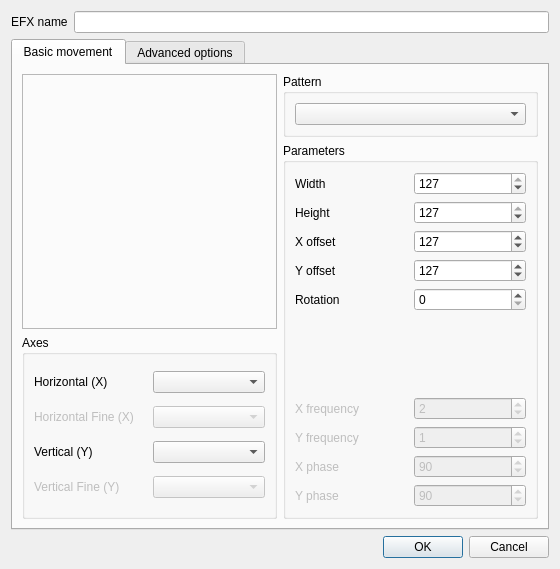
Before: the Qt Designer form branches/qt4/main/src/efxeditor.ui in Bondzio/qlc, drawn with Qt 5.
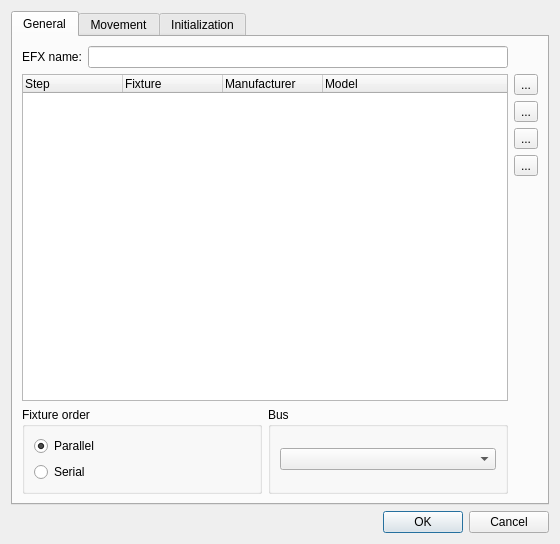
After: the same form once the commit is applied.

Commit message: * TODO: * main/Makefile.am: * main/src/app.cpp: * main/src/chaser.cpp: * main/src/chaser.h: * main/src/chasereditor.cpp: * main/src/chasereditor.ui: * main/src/collection.cpp: * main/src/collectioneditor.cpp: * main/src/doc.cpp: * main/src/doc.h: * main/src/efx.cpp: * main/src/efx.h: * main/src/efxeditor.cpp: * main/src/efxeditor.h: * main/src/efxeditor.ui: * main/src/efxfixture.cpp: * main/src/efxfixture.h: * main/src/function.cpp: * main/src/function.h: * main/src/functionmanager.cpp: * main/src/functionselection.cpp: * main/src/vcbuttonproperties.cpp: * main/src/vcsliderproperties.ui:

```diff
--- a/branches/qt4/main/src/efxeditor.ui
+++ b/branches/qt4/main/src/efxeditor.ui
@@ -6,31 +6,13 @@
     <x>0</x>
     <y>0</y>
     <width>560</width>
-    <height>569</height>
+    <height>544</height>
    </rect>
   </property>
   <property name="windowTitle" >
    <string>EFX Editor</string>
   </property>
   <layout class="QVBoxLayout" >
-   <item>
-    <layout class="QHBoxLayout" >
-     <item>
-      <widget class="QLabel" name="m_nameLabel" >
-       <property name="text" >
-        <string>EFX name</string>
-       </property>
-      </widget>
-     </item>
-     <item>
-      <widget class="QLineEdit" name="m_nameEdit" >
-       <property name="toolTip" >
-        <string>The name of the function being edited</string>
-       </property>
-      </widget>
-     </item>
-    </layout>
-   </item>
    <item>
     <widget class="QTabWidget" name="m_tab" >
      <property name="toolTip" >
@@ -39,21 +21,190 @@
      <property name="currentIndex" >
       <number>0</number>
      </property>
-     <widget class="QWidget" name="basic" >
+     <widget class="QWidget" name="General" >
       <property name="geometry" >
        <rect>
         <x>0</x>
         <y>0</y>
         <width>538</width>
-        <height>453</height>
+        <height>462</height>
        </rect>
       </property>
       <attribute name="title" >
-       <string>Basic movement</string>
+       <string>General</string>
       </attribute>
+      <layout class="QGridLayout" name="gridLayout_2" >
+       <item row="0" column="0" >
       <layout class="QHBoxLayout" >
        <item>
-        <layout class="QVBoxLayout" >
+          <widget class="QLabel" name="m_nameLabel" >
+           <property name="text" >
+            <string>EFX name:</string>
+           </property>
+          </widget>
+         </item>
+         <item>
+          <widget class="QLineEdit" name="m_nameEdit" >
+           <property name="toolTip" >
+            <string>The name of the function being edited</string>
+           </property>
+          </widget>
+         </item>
+        </layout>
+       </item>
+       <item row="1" column="0" >
+        <widget class="QTreeWidget" name="m_tree" >
+         <property name="alternatingRowColors" >
+          <bool>true</bool>
+         </property>
+         <property name="rootIsDecorated" >
+          <bool>false</bool>
+         </property>
+         <property name="itemsExpandable" >
+          <bool>false</bool>
+         </property>
+         <property name="allColumnsShowFocus" >
+          <bool>true</bool>
+         </property>
+         <property name="expandsOnDoubleClick" >
+          <bool>false</bool>
+         </property>
+         <column>
+          <property name="text" >
+           <string>Step</string>
+          </property>
+         </column>
+         <column>
+          <property name="text" >
+           <string>Fixture</string>
+          </property>
+         </column>
+         <column>
+          <property name="text" >
+           <string>Manufacturer</string>
+          </property>
+         </column>
+         <column>
+          <property name="text" >
+           <string>Model</string>
+          </property>
+         </column>
+        </widget>
+       </item>
+       <item row="1" column="1" >
+        <layout class="QVBoxLayout" name="verticalLayout" >
+         <item>
+          <widget class="QToolButton" name="m_addFixtureButton" >
+           <property name="text" >
+            <string>...</string>
+           </property>
+          </widget>
+         </item>
+         <item>
+          <widget class="QToolButton" name="m_removeFixtureButton" >
+           <property name="text" >
+            <string>...</string>
+           </property>
+          </widget>
+         </item>
+         <item>
+          <widget class="QToolButton" name="m_raiseFixtureButton" >
+           <property name="text" >
+            <string>...</string>
+           </property>
+          </widget>
+         </item>
+         <item>
+          <widget class="QToolButton" name="m_lowerFixtureButton" >
+           <property name="text" >
+            <string>...</string>
+           </property>
+          </widget>
+         </item>
+         <item>
+          <spacer name="verticalSpacer" >
+           <property name="orientation" >
+            <enum>Qt::Vertical</enum>
+           </property>
+           <property name="sizeHint" stdset="0" >
+            <size>
+             <width>20</width>
+             <height>68</height>
+            </size>
+           </property>
+          </spacer>
+         </item>
+        </layout>
+       </item>
+       <item row="2" column="0" >
+        <layout class="QHBoxLayout" name="horizontalLayout_4" >
+         <item>
+          <widget class="QGroupBox" name="m_orderGroup" >
+           <property name="title" >
+            <string>Fixture order</string>
+           </property>
+           <layout class="QVBoxLayout" name="verticalLayout_5" >
+            <item>
+             <widget class="QRadioButton" name="m_parallelRadio" >
+              <property name="toolTip" >
+               <string>All fixtures move in parallel</string>
+              </property>
+              <property name="text" >
+               <string>Parallel</string>
+              </property>
+              <property name="checked" >
+               <bool>true</bool>
+              </property>
+             </widget>
+            </item>
+            <item>
+             <widget class="QRadioButton" name="m_serialRadio" >
+              <property name="toolTip" >
+               <string>The pattern propagates to each fixture in a sequential order</string>
+              </property>
+              <property name="text" >
+               <string>Serial</string>
+              </property>
+             </widget>
+            </item>
+           </layout>
+          </widget>
+         </item>
+         <item>
+          <widget class="QGroupBox" name="m_busGroup" >
+           <property name="title" >
+            <string>Bus</string>
+           </property>
+           <layout class="QVBoxLayout" name="verticalLayout_6" >
+            <item>
+             <widget class="QComboBox" name="m_busCombo" >
+              <property name="toolTip" >
+               <string>Bus that controls the speed of the pattern</string>
+              </property>
+             </widget>
+            </item>
+           </layout>
+          </widget>
+         </item>
+        </layout>
+       </item>
+      </layout>
+     </widget>
+     <widget class="QWidget" name="Movement" >
+      <property name="geometry" >
+       <rect>
+        <x>0</x>
+        <y>0</y>
+        <width>538</width>
+        <height>462</height>
+       </rect>
+      </property>
+      <attribute name="title" >
+       <string>Movement</string>
+      </attribute>
+      <layout class="QHBoxLayout" name="horizontalLayout_2" >
+       <item>
+        <layout class="QVBoxLayout" name="verticalLayout_3" >
          <item>
           <widget class="QFrame" name="m_previewFrame" >
            <property name="sizePolicy" >
@@ -83,80 +234,113 @@
           </widget>
          </item>
          <item>
-          <widget class="QGroupBox" name="m_axesGroup" >
+          <layout class="QHBoxLayout" name="horizontalLayout" >
+           <item>
+            <widget class="QGroupBox" name="m_directionGroup" >
            <property name="title" >
-            <string>Axes</string>
-           </property>
-           <layout class="QGridLayout" >
-            <item row="0" column="0" >
-             <widget class="QLabel" name="m_horizontalLabel" >
+              <string>Direction</string>
+             </property>
+             <layout class="QVBoxLayout" name="verticalLayout_2" >
+              <item>
+               <widget class="QRadioButton" name="m_forward" >
+                <property name="toolTip" >
+                 <string>Run the pattern forwards</string>
+                </property>
               <property name="text" >
-               <string>Horizontal (X)</string>
-              </property>
-             </widget>
-            </item>
-            <item row="0" column="1" >
-             <widget class="QComboBox" name="m_xCombo" >
+                 <string>Forward</string>
+                </property>
+                <property name="checked" >
+                 <bool>true</bool>
+                </property>
+               </widget>
+              </item>
+              <item>
+               <widget class="QRadioButton" name="m_backward" >
               <property name="toolTip" >
-               <string>Fixture channel to use for the X axis (coarse)</string>
-              </property>
-             </widget>
-            </item>
-            <item row="3" column="0" >
-             <widget class="QLabel" name="m_verticalLabel" >
+                 <string>Run the pattern backwards</string>
+                </property>
               <property name="text" >
-               <string>Vertical (Y)</string>
+                 <string>Backward</string>
               </property>
              </widget>
             </item>
-            <item row="3" column="1" >
-             <widget class="QComboBox" name="m_yCombo" >
-              <property name="toolTip" >
-               <string>Fixture channel to use for the Y axis (coarse)</string>
-              </property>
-             </widget>
-            </item>
-            <item row="1" column="1" >
-             <widget class="QComboBox" name="m_xFineCombo" >
-              <property name="enabled" >
-               <bool>false</bool>
-              </property>
-             </widget>
-            </item>
-            <item row="1" column="0" >
-             <widget class="QLabel" name="m_horizontalFineLabel" >
-              <property name="enabled" >
-               <bool>false</bool>
+              <item>
+               <spacer name="verticalSpacer_2" >
+                <property name="orientation" >
+                 <enum>Qt::Vertical</enum>
+                </property>
+                <property name="sizeHint" stdset="0" >
+                 <size>
+                  <width>20</width>
+                  <height>38</height>
+                 </size>
+                </property>
+               </spacer>
+              </item>
+             </layout>
+            </widget>
+           </item>
+           <item>
+            <widget class="QGroupBox" name="m_runOrderGroup" >
+             <property name="title" >
+              <string>Run order</string>
+             </property>
+             <layout class="QVBoxLayout" name="_2" >
+              <item>
+               <widget class="QRadioButton" name="m_loop" >
+                <property name="toolTip" >
+                 <string>Run through over and over again</string>
+                </property>
+                <property name="text" >
+                 <string>Loop</string>
+                </property>
+                <property name="checked" >
+                 <bool>true</bool>
+                </property>
+               </widget>
+              </item>
+              <item>
+               <widget class="QRadioButton" name="m_singleShot" >
+                <property name="toolTip" >
+                 <string>Run through once and stop</string>
               </property>
               <property name="text" >
-               <string>Horizontal Fine (X)</string>
+                 <string>Single shot</string>
               </property>
              </widget>
             </item>
-            <item row="4" column="0" >
-             <widget class="QLabel" name="m_verticalFineLabel" >
-              <property name="enabled" >
-               <bool>false</bool>
+              <item>
+               <widget class="QRadioButton" name="m_pingPong" >
+                <property name="toolTip" >
+                 <string>First run forwards, then backwards, again forwards, etc...</string>
               </property>
               <property name="text" >
-               <string>Vertical Fine (Y)</string>
+                 <string>Ping pong</string>
               </property>
              </widget>
             </item>
-            <item row="4" column="1" >
-             <widget class="QComboBox" name="m_yFineCombo" >
-              <property name="enabled" >
-               <bool>false</bool>
-              </property>
-             </widget>
+              <item>
+               <spacer name="verticalSpacer_3" >
+                <property name="orientation" >
+                 <enum>Qt::Vertical</enum>
+                </property>
+                <property name="sizeHint" stdset="0" >
+                 <size>
+                  <width>20</width>
+                  <height>40</height>
+                 </size>
+                </property>
+               </spacer>
             </item>
            </layout>
           </widget>
          </item>
         </layout>
        </item>
+        </layout>
+       </item>
        <item>
-        <layout class="QVBoxLayout" >
+        <layout class="QVBoxLayout" name="verticalLayout_4" >
          <item>
           <widget class="QGroupBox" name="m_algorithmGroup" >
            <property name="title" >
@@ -178,17 +362,15 @@
            <property name="title" >
             <string>Parameters</string>
            </property>
-           <layout class="QVBoxLayout" >
-            <item>
-             <layout class="QHBoxLayout" >
-              <item>
+           <layout class="QGridLayout" name="gridLayout" >
+            <item row="0" column="0" >
                <widget class="QLabel" name="m_widthLabel" >
                 <property name="text" >
                  <string>Width</string>
                 </property>
                </widget>
               </item>
-              <item>
+            <item row="0" column="1" >
                <widget class="QSpinBox" name="m_widthSpin" >
                 <property name="toolTip" >
                  <string>Value width of the pattern</string>
@@ -201,18 +383,14 @@
                 </property>
                </widget>
               </item>
-             </layout>
-            </item>
-            <item>
-             <layout class="QHBoxLayout" >
-              <item>
+            <item row="1" column="0" >
                <widget class="QLabel" name="m_heightLabel" >
                 <property name="text" >
                  <string>Height</string>
                 </property>
                </widget>
               </item>
-              <item>
+            <item row="1" column="1" >
                <widget class="QSpinBox" name="m_heightSpin" >
                 <property name="toolTip" >
                  <string>Value height of the pattern</string>
@@ -225,18 +403,14 @@
                 </property>
                </widget>
               </item>
-             </layout>
-            </item>
-            <item>
-             <layout class="QHBoxLayout" >
-              <item>
+            <item row="2" column="0" >
                <widget class="QLabel" name="m_xOffsetLabel" >
                 <property name="text" >
                  <string>X offset</string>
                 </property>
                </widget>
               </item>
-              <item>
+            <item row="2" column="1" >
                <widget class="QSpinBox" name="m_xOffsetSpin" >
                 <property name="toolTip" >
                  <string>Pattern's center point on the X axis</string>
@@ -249,18 +423,14 @@
                 </property>
                </widget>
               </item>
-             </layout>
-            </item>
-            <item>
-             <layout class="QHBoxLayout" >
-              <item>
+            <item row="3" column="0" >
                <widget class="QLabel" name="m_yOffsetLabel" >
                 <property name="text" >
                  <string>Y offset</string>
                 </property>
                </widget>
               </item>
-              <item>
+            <item row="3" column="1" >
                <widget class="QSpinBox" name="m_yOffsetSpin" >
                 <property name="toolTip" >
                  <string>Pattern's center point on the Y axis</string>
@@ -273,18 +443,14 @@
                 </property>
                </widget>
               </item>
-             </layout>
-            </item>
-            <item>
-             <layout class="QHBoxLayout" >
-              <item>
+            <item row="4" column="0" >
                <widget class="QLabel" name="m_rotationLabel" >
                 <property name="text" >
                  <string>Rotation</string>
                 </property>
                </widget>
               </item>
-              <item>
+            <item row="4" column="1" >
                <widget class="QSpinBox" name="m_rotationSpin" >
                 <property name="toolTip" >
                  <string>Rotation of the pattern's starting point</string>
@@ -294,9 +460,7 @@
                 </property>
                </widget>
               </item>
-             </layout>
-            </item>
-            <item>
+            <item row="5" column="0" colspan="2" >
              <spacer>
               <property name="orientation" >
                <enum>Qt::Vertical</enum>
@@ -309,9 +473,7 @@
               </property>
              </spacer>
             </item>
-            <item>
-             <layout class="QHBoxLayout" >
-              <item>
+            <item row="6" column="0" >
                <widget class="QLabel" name="m_xFrequencyLabel" >
                 <property name="enabled" >
                  <bool>false</bool>
@@ -321,7 +483,7 @@
                 </property>
                </widget>
               </item>
-              <item>
+            <item row="6" column="1" >
                <widget class="QSpinBox" name="m_xFrequencySpin" >
                 <property name="enabled" >
                  <bool>false</bool>
@@ -337,11 +499,7 @@
                 </property>
                </widget>
               </item>
-             </layout>
-            </item>
-            <item>
-             <layout class="QHBoxLayout" >
-              <item>
+            <item row="7" column="0" >
                <widget class="QLabel" name="m_yFrequencyLabel" >
                 <property name="enabled" >
                  <bool>false</bool>
@@ -351,7 +509,7 @@
                 </property>
                </widget>
               </item>
-              <item>
+            <item row="7" column="1" >
                <widget class="QSpinBox" name="m_yFrequencySpin" >
                 <property name="enabled" >
                  <bool>false</bool>
@@ -367,11 +525,7 @@
                 </property>
                </widget>
               </item>
-             </layout>
-            </item>
-            <item>
-             <layout class="QHBoxLayout" >
-              <item>
+            <item row="8" column="0" >
                <widget class="QLabel" name="m_xPhaseLabel" >
                 <property name="enabled" >
                  <bool>false</bool>
@@ -381,7 +535,7 @@
                 </property>
                </widget>
               </item>
-              <item>
+            <item row="8" column="1" >
                <widget class="QSpinBox" name="m_xPhaseSpin" >
                 <property name="enabled" >
                  <bool>false</bool>
@@ -397,11 +551,7 @@
                 </property>
                </widget>
               </item>
-             </layout>
-            </item>
-            <item>
-             <layout class="QHBoxLayout" >
-              <item>
+            <item row="9" column="0" >
                <widget class="QLabel" name="m_yPhaseLabel" >
                 <property name="enabled" >
                  <bool>false</bool>
@@ -411,7 +561,7 @@
                 </property>
                </widget>
               </item>
-              <item>
+            <item row="9" column="1" >
                <widget class="QSpinBox" name="m_yPhaseSpin" >
                 <property name="enabled" >
                  <bool>false</bool>
@@ -428,108 +578,32 @@
                </widget>
               </item>
              </layout>
-            </item>
-           </layout>
           </widget>
          </item>
         </layout>
        </item>
       </layout>
      </widget>
-     <widget class="QWidget" name="advanced" >
+     <widget class="QWidget" name="Initialization" >
       <property name="geometry" >
        <rect>
         <x>0</x>
         <y>0</y>
         <width>538</width>
-        <height>453</height>
+        <height>462</height>
        </rect>
       </property>
       <attribute name="title" >
-       <string>Advanced options</string>
+       <string>Initialization</string>
       </attribute>
       <layout class="QGridLayout" >
        <item row="0" column="0" >
-        <widget class="QGroupBox" name="m_runOrderGroup" >
-         <property name="title" >
-          <string>Run order</string>
-         </property>
-         <layout class="QVBoxLayout" >
-          <item>
-           <widget class="QRadioButton" name="m_loop" >
-            <property name="toolTip" >
-             <string>Run through over and over again</string>
-            </property>
-            <property name="text" >
-             <string>Loop</string>
-            </property>
-            <property name="checked" >
-             <bool>true</bool>
-            </property>
-           </widget>
-          </item>
-          <item>
-           <widget class="QRadioButton" name="m_singleShot" >
-            <property name="toolTip" >
-             <string>Run through once and stop</string>
-            </property>
-            <property name="text" >
-             <string>Single shot</string>
-            </property>
-           </widget>
-          </item>
-          <item>
-           <widget class="QRadioButton" name="m_pingPong" >
-            <property name="toolTip" >
-             <string>First run forwards, then backwards, again forwards, etc...</string>
-            </property>
-            <property name="text" >
-             <string>Ping pong</string>
-            </property>
-           </widget>
-          </item>
-         </layout>
-        </widget>
-       </item>
-       <item row="0" column="1" >
-        <widget class="QGroupBox" name="m_directionGroup" >
-         <property name="title" >
-          <string>Direction</string>
-         </property>
-         <layout class="QVBoxLayout" >
-          <item>
-           <widget class="QRadioButton" name="m_forward" >
-            <property name="toolTip" >
-             <string>Run the pattern forwards</string>
-            </property>
-            <property name="text" >
-             <string>Forward</string>
-            </property>
-            <property name="checked" >
-             <bool>true</bool>
-            </property>
-           </widget>
-          </item>
-          <item>
-           <widget class="QRadioButton" name="m_backward" >
-            <property name="toolTip" >
-             <string>Run the pattern backwards</string>
-            </property>
-            <property name="text" >
-             <string>Backward</string>
-            </property>
-           </widget>
-          </item>
-         </layout>
-        </widget>
-       </item>
-       <item row="1" column="0" >
         <widget class="QGroupBox" name="m_startSceneGroup" >
          <property name="toolTip" >
           <string>Initialize the fixture with the given scene values when the EFX starts</string>
          </property>
          <property name="title" >
-          <string>Initialize fixture</string>
+          <string>Initialize fixtures</string>
          </property>
          <property name="checkable" >
           <bool>true</bool>
@@ -547,13 +621,13 @@
          </layout>
         </widget>
        </item>
-       <item row="1" column="1" >
+       <item row="0" column="1" >
         <widget class="QGroupBox" name="m_stopSceneGroup" >
          <property name="toolTip" >
           <string>De-initialize the fixture with the given scene values when the EFX stops</string>
          </property>
          <property name="title" >
-          <string>De-initialize fixture</string>
+          <string>De-initialize fixtures</string>
          </property>
          <property name="checkable" >
           <bool>true</bool>
```
Lines whose indentation alone changed are shown as unchanged. The commit also changes 24 other files.
